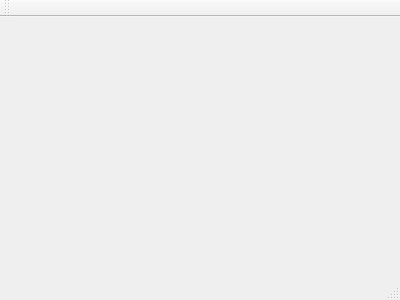
This is app/DiaThesis/mainwindow.ui in JVoigt1234/18pme22 as Qt 5 draws it before an edit. The edited form follows.
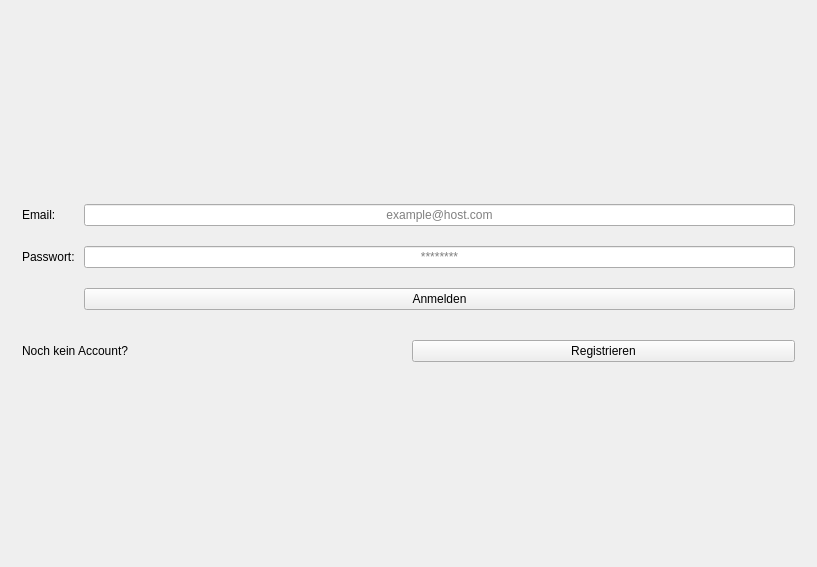
This is the edited form. Icons and pictures are not drawn.

The edit to the form file:
```diff
--- a/app/DiaThesis/mainwindow.ui
+++ b/app/DiaThesis/mainwindow.ui
@@ -1,24 +1,159 @@
 <ui version="4.0">
  <class>MainWindow</class>
- <widget class="QMainWindow" name="MainWindow" >
-  <property name="geometry" >
+ <widget class="QMainWindow" name="MainWindow">
+  <property name="geometry">
    <rect>
     <x>0</x>
     <y>0</y>
-    <width>400</width>
-    <height>300</height>
+    <width>817</width>
+    <height>567</height>
    </rect>
   </property>
   <property name="windowTitle" >
    <string>MainWindow</string>
   </property>
-  <widget class="QMenuBar" name="menuBar" />
-  <widget class="QToolBar" name="mainToolBar" />
-  <widget class="QWidget" name="centralWidget" />
-  <widget class="QStatusBar" name="statusBar" />
+  <property name="layoutDirection">
+   <enum>Qt::LeftToRight</enum>
+  </property>
+  <property name="autoFillBackground">
+   <bool>false</bool>
+  </property>
+  <widget class="QWidget" name="centralWidget">
+   <property name="autoFillBackground">
+    <bool>true</bool>
+   </property>
+   <layout class="QGridLayout" name="gridLayout_3">
+    <item row="0" column="0">
+     <widget class="QStackedWidget" name="stackedWidget">
+      <property name="currentIndex">
+       <number>1</number>
+      </property>
+      <widget class="QWidget" name="page_3">
+       <layout class="QGridLayout" name="gridLayout_4">
+        <item row="0" column="0">
+         <layout class="QGridLayout" name="gridLayout_6">
+          <item row="0" column="0">
+           <widget class="QLabel" name="picture_lb">
+            <property name="autoFillBackground">
+             <bool>false</bool>
+            </property>
+            <property name="text">
+             <string/>
+            </property>
+            <property name="pixmap">
+             <pixmap>Pictures/Logo_DiaThesis.png</pixmap>
+            </property>
+            <property name="alignment">
+             <set>Qt::AlignCenter</set>
+            </property>
+           </widget>
+          </item>
+          <item row="1" column="0">
+           <widget class="QPushButton" name="login_btn">
+            <property name="text">
+             <string>Anmeldung</string>
+            </property>
+           </widget>
+          </item>
+         </layout>
+        </item>
+       </layout>
+      </widget>
+      <widget class="QWidget" name="page_4">
+       <layout class="QGridLayout" name="gridLayout_5">
+        <item row="0" column="0">
+         <layout class="QGridLayout" name="gridLayout_2">
+          <property name="horizontalSpacing">
+           <number>0</number>
+          </property>
+          <property name="verticalSpacing">
+           <number>30</number>
+          </property>
+          <item row="0" column="1">
+           <layout class="QGridLayout" name="gridLayout">
+            <property name="verticalSpacing">
+             <number>20</number>
+            </property>
+            <item row="2" column="0">
+             <layout class="QVBoxLayout" name="verticalLayout"/>
+            </item>
+            <item row="3" column="2">
+             <widget class="QPushButton" name="anmelden_btn">
+              <property name="text">
+               <string>Anmelden</string>
+              </property>
+             </widget>
+            </item>
+            <item row="2" column="2">
+             <widget class="QLineEdit" name="passwort_le">
+              <property name="echoMode">
+               <enum>QLineEdit::Password</enum>
+              </property>
+              <property name="alignment">
+               <set>Qt::AlignCenter</set>
+              </property>
+              <property name="placeholderText">
+               <string>********</string>
+              </property>
+             </widget>
+            </item>
+            <item row="1" column="2">
+             <widget class="QLineEdit" name="mail_le">
+              <property name="alignment">
+               <set>Qt::AlignCenter</set>
+              </property>
+              <property name="placeholderText">
+               <string>example@host.com</string>
+              </property>
+             </widget>
+            </item>
+            <item row="2" column="1">
+             <widget class="QLabel" name="label">
+              <property name="text">
+               <string>Passwort: </string>
+              </property>
+             </widget>
+            </item>
+            <item row="1" column="1">
+             <widget class="QLabel" name="label_3">
+              <property name="text">
+               <string>Email:</string>
+              </property>
+             </widget>
+            </item>
+           </layout>
+          </item>
+          <item row="2" column="1">
+           <layout class="QHBoxLayout" name="horizontalLayout">
+            <property name="sizeConstraint">
+             <enum>QLayout::SetNoConstraint</enum>
+            </property>
+            <item>
+             <widget class="QLabel" name="registrierung_lb">
+              <property name="text">
+               <string>Noch kein Account?</string>
+              </property>
+             </widget>
+            </item>
+            <item>
+             <widget class="QPushButton" name="registrieren_btn">
+              <property name="text">
+               <string>Registrieren</string>
+              </property>
+             </widget>
+            </item>
+           </layout>
+          </item>
+         </layout>
+        </item>
+       </layout>
+      </widget>
+     </widget>
+    </item>
+   </layout>
+  </widget>
  </widget>
- <layoutDefault spacing="6" margin="11" />
- <pixmapfunction></pixmapfunction>
+ <layoutdefault spacing="6" margin="11"/>
  <resources/>
  <connections/>
 </ui>
```
Left out of the diff: 5 changed lines with no effect on the pictures.
